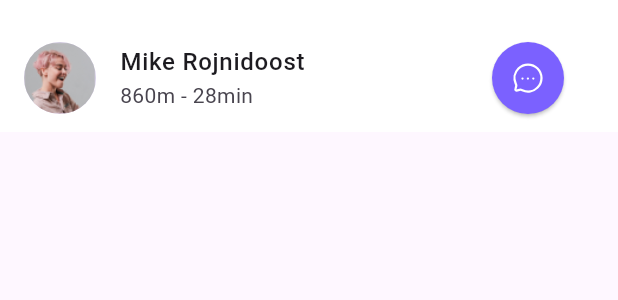
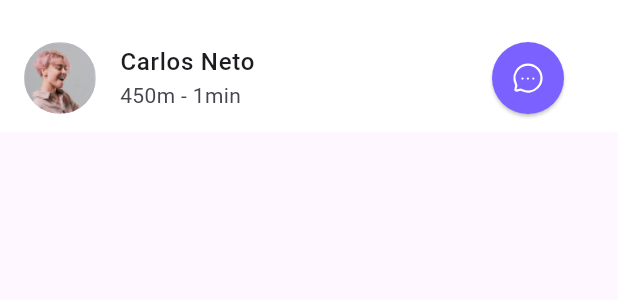
Before and after one commit to caneto/live_order_tracker_flutter, a Flutter app: the RiderInfo widget shown alone on an empty page, opened directly, on a phone screen of 412 x 824 dp. Shown: the top 300 px of the screen. Run offline on Flutter 3.47's test engine with Material 3 defaults, Android fonts, the phone set to English and light mode, and no system bars; our stand-ins replace flutter_svg, google_maps_flutter, location; missing offline and left inert: flutter_polyline_points.

Commit message:
Atualização

```diff
--- a/lib/components/rider_info.dart
+++ b/lib/components/rider_info.dart
@@ -20,12 +20,12 @@ class RiderInfo extends StatelessWidget {
             backgroundImage: AssetImage("assets/Avatar.png"),
           ),
           title: const Text(
-            "Mike Rojnidoost",
+            "Carlos Neto",
             style: TextStyle(
               fontWeight: FontWeight.w500,
             ),
           ),
-          subtitle: const Text("860m - 28min"),
+          subtitle: const Text("450m - 1min"),
           trailing: ElevatedButton(
             style: ElevatedButton.styleFrom(
               backgroundColor: primaryColor,
```
Also changed, not shown: lib/map_sample.dart (+9 -8 lines).
